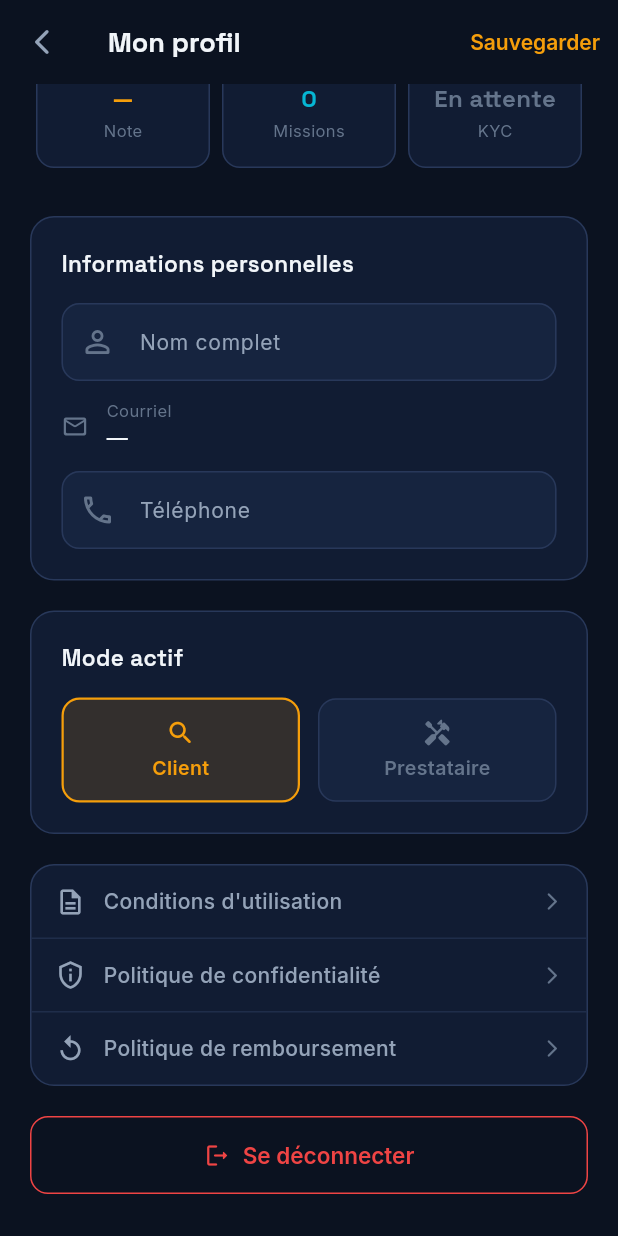
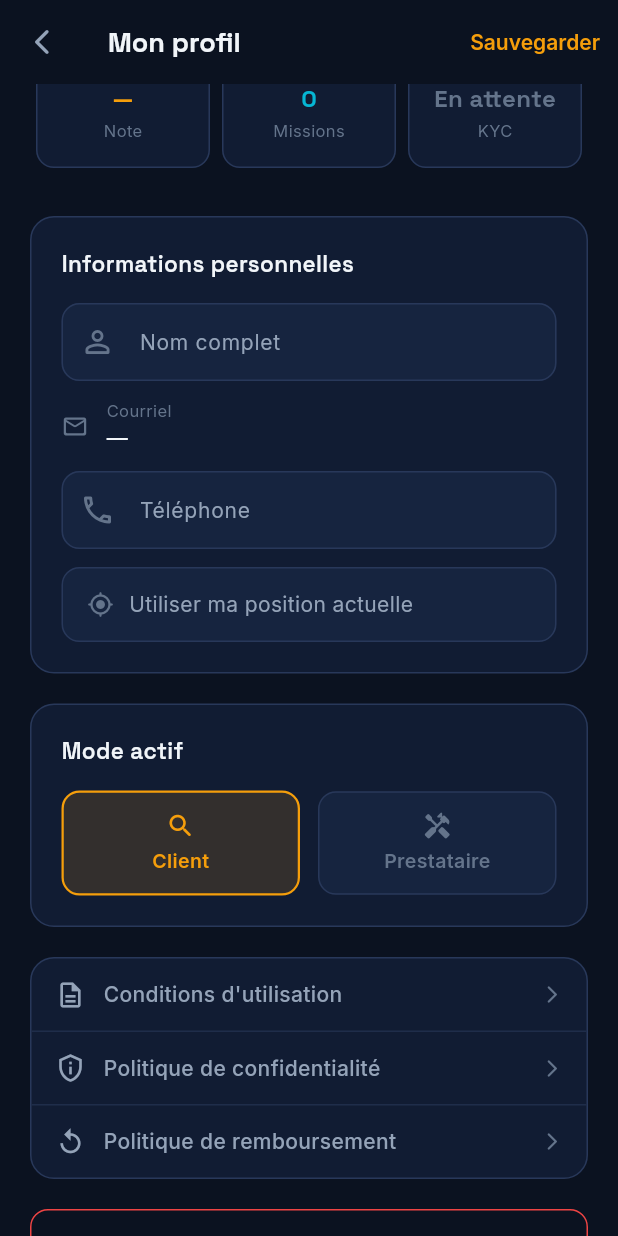
Before and after one commit to SoniaCorbin/SOS-BESOIN, a Flutter app: the ProfileScreen screen opened by its route, scrolled down 306 dp, after a tap on "Modifier", on a phone screen of 412 x 824 dp. Run offline on Flutter 3.47's test engine with Material 3 defaults, Android fonts, the phone set to English and light mode, and no system bars; our stand-ins replace firebase_core, firebase_messaging, flutter_riverpod, geolocator, go_router, google_fonts and 5 more; missing offline and left inert: flutter_stripe; accounts and stored records are empty.

Commit message:
feat(mobile): géolocalisation GPS dans le profil prestataire

```diff
--- a/lib/features/profile/screens/profile_screen.dart
+++ b/lib/features/profile/screens/profile_screen.dart
@@ -6,6 +6,7 @@ import '../../../../core/theme/app_colors.dart';
 import '../../auth/providers/auth_provider.dart';
 import '../../auth/models/user_model.dart';
 import '../../../../core/router/app_router.dart';
+import '../../../../core/services/geolocation_service.dart';
 
 class ProfileScreen extends ConsumerStatefulWidget {
   const ProfileScreen({super.key});
@@ -19,6 +20,9 @@ class _ProfileScreenState extends ConsumerState<ProfileScreen> {
   final _phoneCtrl = TextEditingController();
   bool _editing    = false;
   bool _loading    = false;
+  double? _latitude;
+  double? _longitude;
+  bool _locating = false;
 
   @override
   void initState() {
@@ -26,6 +30,8 @@ class _ProfileScreenState extends ConsumerState<ProfileScreen> {
     final user = ref.read(authProvider).user;
     _nameCtrl.text  = user?.fullName ?? '';
     _phoneCtrl.text = user?.phone ?? '';
+    _latitude = user?.latitude;
+    _longitude = user?.longitude;
   }
 
   @override
@@ -33,6 +39,24 @@ class _ProfileScreenState extends ConsumerState<ProfileScreen> {
     _nameCtrl.dispose();
     _phoneCtrl.dispose();
     super.dispose();
+  }
+
+  Future<void> _useMyLocation() async {
+    setState(() => _locating = true);
+    final position = await GeolocationService.getCurrentPosition();
+    if (position != null) {
+      setState(() {
+        _latitude = position.latitude;
+        _longitude = position.longitude;
+      });
+    } else {
+      if (mounted) {
+        ScaffoldMessenger.of(context).showSnackBar(
+          const SnackBar(content: Text('Impossible d\'obtenir votre position. Vérifiez les permissions.')),
+        );
+      }
+    }
+    setState(() => _locating = false);
   }
 
   Future<void> _save() async {
@@ -44,6 +68,8 @@ class _ProfileScreenState extends ConsumerState<ProfileScreen> {
       await Supabase.instance.client.from('profiles').update({
         'full_name': _nameCtrl.text.trim(),
         'phone':     _phoneCtrl.text.trim(),
+        'latitude':  _latitude,
+        'longitude': _longitude,
       }).eq('id', userId!);
 
       print('PROFILE SAVED!');
@@ -315,6 +341,50 @@ class _ProfileScreenState extends ConsumerState<ProfileScreen> {
                         ? user!.phone!
                         : 'Non renseigné',
                   ),
+                  if (_editing) ...[
+                    const SizedBox(height: 12),
+                    GestureDetector(
+                      onTap: _locating ? null : _useMyLocation,
+                      child: Container(
+                        padding: const EdgeInsets.symmetric(horizontal: 16, vertical: 14),
+                        decoration: BoxDecoration(
+                          color: _latitude != null ? AppColors.greenSoft : AppColors.surface2,
+                          borderRadius: BorderRadius.circular(12),
+                          border: Border.all(
+                            color: _latitude != null ? AppColors.green : AppColors.line2,
+                          ),
+                        ),
+                        child: Row(
+                          children: [
+                            Icon(
+                              _latitude != null ? Icons.check_circle_rounded : Icons.my_location_rounded,
+                              size: 18,
+                              color: _latitude != null ? AppColors.green : AppColors.textMute,
+                            ),
+                            const SizedBox(width: 10),
+                            Expanded(
+                              child: Text(
+                                _locating
+                                    ? 'Localisation en cours...'
+                                    : _latitude != null
+                                    ? 'Position enregistrée'
+                                    : 'Utiliser ma position actuelle',
+                                style: TextStyle(
+                                  fontSize: 14,
+                                  color: _latitude != null ? AppColors.green : AppColors.textDim,
+                                ),
+                              ),
+                            ),
+                            if (_locating)
+                              const SizedBox(
+                                width: 16, height: 16,
+                                child: CircularProgressIndicator(strokeWidth: 2, color: AppColors.amber),
+                              ),
+                          ],
+                        ),
+                      ),
+                    ),
+                  ],
                 ],
               ),
             ),
@@ -464,9 +534,9 @@ class _ProfileScreenState extends ConsumerState<ProfileScreen> {
                   ),
                   const Divider(color: AppColors.line, height: 1),
                   _LegalButton(
-                    icon: Icons.replay_outlined,
-                    label: 'Politique de remboursement',
-                    onTap: () => context.push('/refund')
+                      icon: Icons.replay_outlined,
+                      label: 'Politique de remboursement',
+                      onTap: () => context.push('/refund')
                   ),
                 ],
               ),
@@ -658,7 +728,7 @@ class _LegalButton extends StatelessWidget {
       onTap: onTap,
       child: Padding(
         padding: const EdgeInsets.symmetric(
-          horizontal: 16, vertical: 14),
+            horizontal: 16, vertical: 14),
         child: Row(
           children: [
             Icon(icon, size: 20, color: AppColors.textDim),
```
Also changed, not shown: lib/features/auth/models/user_model.dart (+8 -0 lines).
